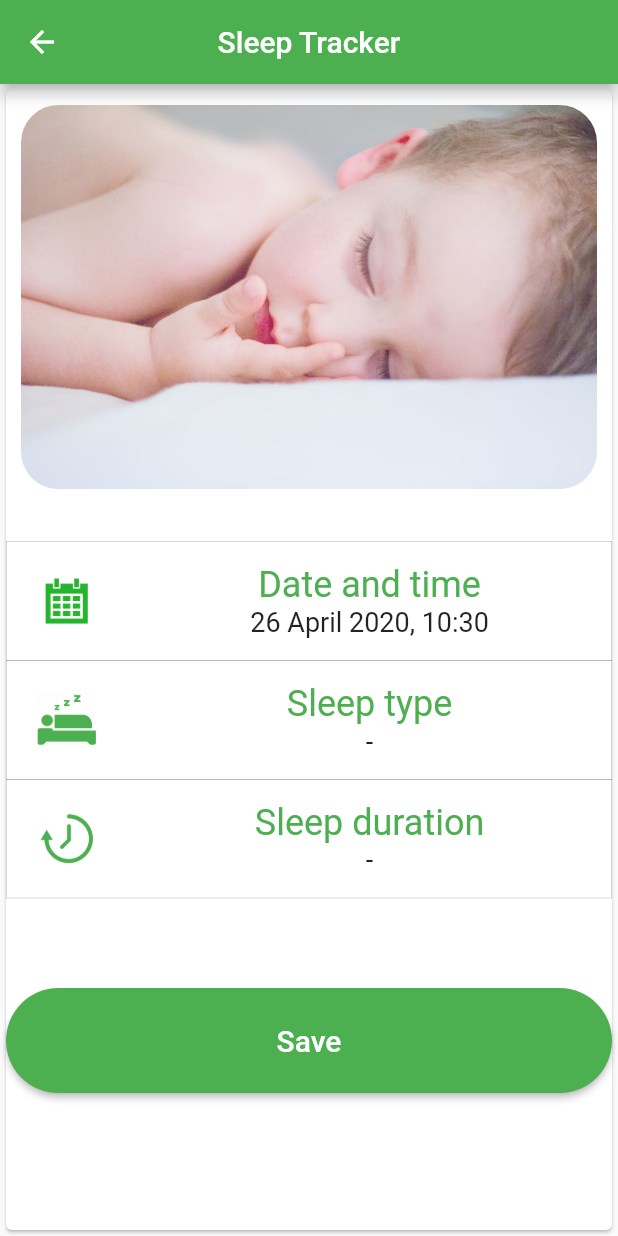
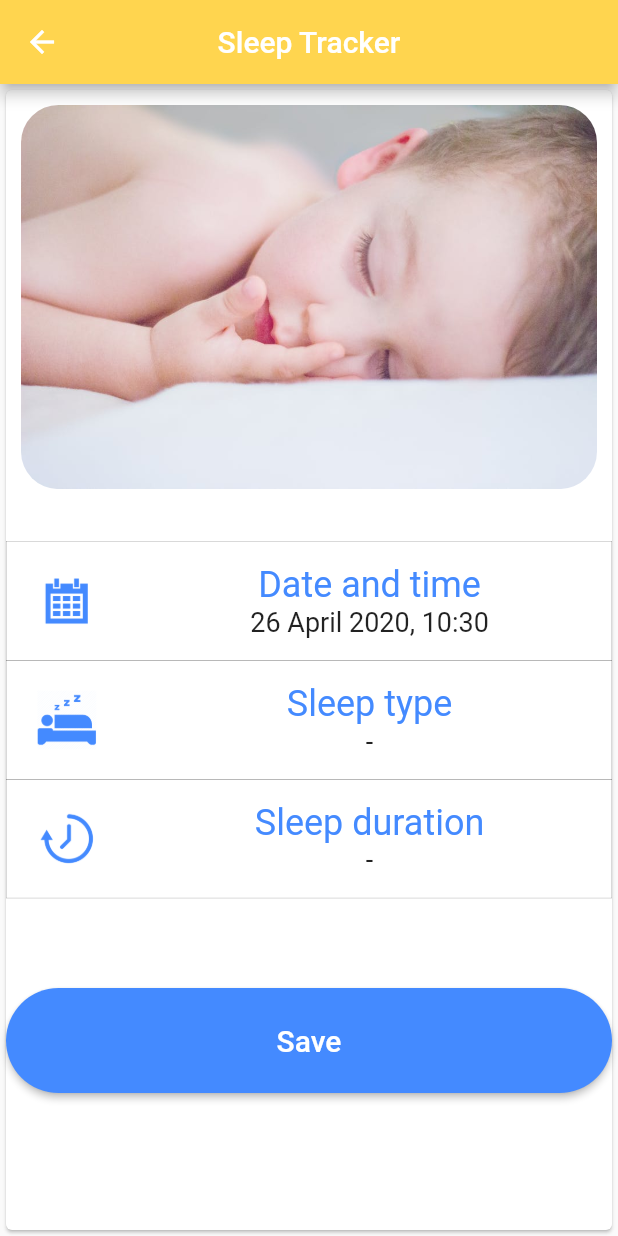
Before and after one commit to SzymonSoczewka/sleep_tracker, a Flutter app: the screen it shows after launch, after a tap on "Add new sleeping record", on a phone screen of 412 x 824 dp. Run offline on Flutter 3.47's test engine with Material 2 defaults, Android fonts, the phone set to English and light mode, and no system bars; our stand-ins replace numberpicker.

Commit message:
Saving record implemented

```diff
--- a/lib/data_handler.dart
+++ b/lib/data_handler.dart
@@ -1,22 +1,32 @@
 import 'package:flutter/material.dart';
 
 class DataHandler {
-  static var timeNow = DateTime.now();
+  static var timeNow;
   static int day = timeNow.day;
   static int month = timeNow.month;
   static int year = timeNow.year;
   static int hour = TimeOfDay.now().hour;
   static int minutes = TimeOfDay.now().minute;
   static String getCurrentDate(){
+    refresh();
     String weekday = intToWeekday();
     String month = intToMonthShort();
     return '$weekday, $day $month $year';
   }
   static String getCurrentDateAndTime(){
+    refresh();
     String month = intToMonthLong();
-    return '$day $month $year, $hour:$minutes';
+    String minutesAsString = prependZero(minutes);
+
+    return '$day $month $year, $hour:$minutesAsString';
+  }
+  static String getCurrentTime(){
+    refresh();
+    String minutesAsString = prependZero(minutes);
+    return '$hour:$minutes';
   }
   static String intToMonthShort(){
+    refresh();
     String month;
     switch(timeNow.month){
       case 1:
@@ -59,6 +69,7 @@ class DataHandler {
     return month;
   }
   static String intToMonthLong(){
+    refresh();
     String month;
     switch(timeNow.month){
       case 1:
@@ -101,6 +112,7 @@ class DataHandler {
     return month;
   }
   static String intToWeekday(){
+    refresh();
     String weekday;
     switch(timeNow.weekday){
       case 1:
@@ -132,12 +144,26 @@ class DataHandler {
     int minutes = duration.inMinutes  -  (hours * 60);
 
     if(hours>0 && minutes>0)
-      return '$hours hours, $minutes min.';
-    else if(hours<0)
-      return '$minutes min.';
-    else if(minutes<0)
+      return '$hours hour(s), $minutes minute(s)';
+    else if(hours==0 && minutes==0)
+      return '-';
+    else if(hours == 0)
+      return '$minutes minutes';
+    else
       return '$hours hours';
+  }
+  static String prependZero(int minutes){
+    if(minutes<10)
+      return '0'+minutes.toString();
     else
-      return '$minutes minutes';
+      return minutes.toString();
+  }
+  static refresh(){
+    timeNow = DateTime.now();
+    day = timeNow.day;
+    month = timeNow.month;
+    year = timeNow.year;
+    hour = TimeOfDay.now().hour;
+    minutes = TimeOfDay.now().minute;
   }
   }
--- a/lib/views/add_record_view.dart
+++ b/lib/views/add_record_view.dart
@@ -1,5 +1,6 @@
 import 'package:flutter/cupertino.dart';
 import 'package:flutter/material.dart';
+import 'package:sleeptracker/model/sleep_record.dart';
 import '../data_handler.dart';
 import 'package:numberpicker/numberpicker.dart';
 void main() => runApp(AddRecordView());
@@ -12,14 +13,14 @@ class AddRecordView extends StatelessWidget {
         appBar: AppBar(
           title: Text('Sleep Tracker'),
           centerTitle: true,
-          backgroundColor: Colors.green,
+          backgroundColor: Colors.amber[300],
           automaticallyImplyLeading: true,
           leading: IconButton(
             icon: Icon(Icons.arrow_back),
             onPressed: () => Navigator.pop(context,false),
           ),
         ),
-        body: HomePage(title: 'Flutter Demo Home Page'),
+        body: HomePage(title: 'RB'),
 
       ),
     );
@@ -44,13 +45,19 @@ class HomePageState extends State<HomePage> {
 
   void showDurationDialog() {
     var alertDialog = CupertinoAlertDialog(
-      title: Text('Pick sleep duration:',textAlign: TextAlign.center,),
+      title: Text('Select sleep duration:',textAlign: TextAlign.center,),
       content: CupertinoTimerPicker(
           mode: CupertinoTimerPickerMode.hm,
           onTimerDurationChanged: (value){
             setState(() {
-              currentDuration =  DataHandler.durationToString(value);
-              durationPicked = true;
+              String duration = DataHandler.durationToString(value);
+              currentDuration = duration;
+                if(duration.length>1) {
+                  durationPicked = true;
+                }
+                else{
+                  durationPicked = false;
+                }
             });
           }
       ),
@@ -67,7 +74,7 @@ class HomePageState extends State<HomePage> {
   }
   void showSleepTypeDialog(){
     var alertDialog = new CupertinoAlertDialog(
-      title: Text('Pick sleep type:'),
+      title: Text('Select sleep type:'),
       actions: <Widget>[
         CupertinoDialogAction(
           child: Text('Nap'),
@@ -95,7 +102,16 @@ class HomePageState extends State<HomePage> {
     );
 
   }
-
+  void executeSave(){
+    DataHandler.refresh();
+    Navigator.of(context, rootNavigator: true).pop(
+        new SleepRecord(
+            startingHour: DataHandler.getCurrentTime(),
+            sleepType: currentSleepType,
+            sleepDuration: currentDuration
+        )
+    );
+  }
 
     @override
     Widget build(BuildContext context) {
@@ -115,7 +131,7 @@ class HomePageState extends State<HomePage> {
                               flex: 2,
                               child: Image.asset(
                                 'assets/images/sleep.png',
-                                color: Colors.green,
+                                color: Colors.blueAccent,
                                 height: 40,
                               ),
                             ),
@@ -130,7 +146,7 @@ class HomePageState extends State<HomePage> {
                                       'Sleep type',
                                       textAlign: TextAlign.center,
                                       style: TextStyle(
-                                          fontSize: 24, color: Colors.green),
+                                          fontSize: 24, color: Colors.blueAccent),
                                     ),
                                     Text(
                                       currentSleepType,
@@ -160,7 +176,7 @@ class HomePageState extends State<HomePage> {
                                 flex: 2,
                                 child: Image.asset(
                                   'assets/images/clock.png', color: Colors
-                                    .green, height: 40,)),
+                                    .blueAccent, height: 40,)),
                             Expanded(
                               flex: 8, // 60%
                               child: Container(
@@ -171,7 +187,7 @@ class HomePageState extends State<HomePage> {
                                       'Sleep duration',
                                       textAlign: TextAlign.center,
                                       style: TextStyle(
-                                          fontSize: 24, color: Colors.green),
+                                          fontSize: 24, color: Colors.blueAccent),
                                     ),
                                     Text(
                                       currentDuration,
@@ -199,7 +215,7 @@ class HomePageState extends State<HomePage> {
                     top: 60.0
                 ),
                 child: RaisedButton(
-                  onPressed: () => print(null),
+                  onPressed: executeSave,
                   child: Text(
                     'Save',
                     style: TextStyle(
@@ -210,11 +226,11 @@ class HomePageState extends State<HomePage> {
                   shape: RoundedRectangleBorder(
                     borderRadius: new BorderRadius.circular(45.0),
                   ),
-                  color: Colors.green,
+                  color: Colors.blueAccent,
                 ),
                 height: 70,
                 width: 350,
-              ),
+              )
             ],
           )
       );
@@ -250,7 +266,7 @@ class DateAndTime extends StatelessWidget {
        children: <Widget>[
          Expanded(
            flex: 2,
-           child: Image.asset('assets/images/calendar.png',height: 40,),
+           child: Image.asset('assets/images/calendar.png',height: 40,color: Colors.blueAccent,),
          ),
          Expanded(
            flex: 8, // 60%
@@ -261,7 +277,7 @@ class DateAndTime extends StatelessWidget {
                  Text(
                    'Date and time',
                    textAlign: TextAlign.center,
-                   style: TextStyle(fontSize: 24,color: Colors.green),
+                   style: TextStyle(fontSize: 24,color: Colors.blueAccent),
                  ),
                  Text(
                    DataHandler.getCurrentDateAndTime(),
@@ -292,7 +308,7 @@ class ClosingButton extends StatelessWidget{
           right:20
       ),
       child: RaisedButton(
-        color: Colors.white,
+        color: Colors.blueAccent,
         onPressed: () => Navigator.of(context, rootNavigator: true).pop(),
         child: Text('Close',textAlign: TextAlign.center,),
       ),
--- a/lib/views/main.dart
+++ b/lib/views/main.dart
@@ -16,9 +16,9 @@ class MainView extends StatelessWidget {
           appBar: AppBar(
             title: Text('Sleep Tracker'),
             centerTitle: true,
-            backgroundColor: Colors.green,
+            backgroundColor: Colors.amber[300],
           ),
-          body: HomePage(title: 'Flutter Demo Home Page'),
+          body: HomePage(title: 'RB'),
 
       ),
     );
@@ -37,24 +37,18 @@ class HomePage extends StatefulWidget {
 class HomePageState extends State<HomePage> {
   List<SleepRecord> sleepRecords = new SleepRecordsDB().getSleepRecords();
 
-  void addRecord() {
+    addRecord(BuildContext context) async {
+
+     DataHandler.refresh();
+    final result = await Navigator.push(
+      context,
+      MaterialPageRoute(builder: (context) => AddRecordView()),
+    );
     setState(() {
-      // This call to setState tells the Flutter framework that something has
-      // changed in this State, which causes it to rerun the build method below
-      // so that the display can reflect the updated values. If we changed
-      // _counter without calling setState(), then the build method would not be
-      // called again, and so nothing would appear to happen.
-        sleepRecords.add(new SleepRecord(sleepType: 'X',startingHour: 'X',sleepDuration: 'X'));
-        Navigator.push(
-          context,
-          MaterialPageRoute(builder: (context) => AddRecordView()),
-        );
-
-    //  sleepRecords.add(
-    //      SleepRecord(sleepDuration: '6 hours 12 minutes', startingHour: '23:39', sleepType: 'Nap'));
-
+     sleepRecords.add(result);
     });
   }
+
 
   @override
   Widget build(BuildContext context) {
@@ -68,7 +62,9 @@ class HomePageState extends State<HomePage> {
                   top: 25.0
               ),
               child: RaisedButton(
-                onPressed: addRecord,
+                onPressed: (){
+                  addRecord(context);
+                },
                 child: Text(
                   'Add new sleeping record',
                   style:TextStyle(
@@ -79,7 +75,7 @@ class HomePageState extends State<HomePage> {
                 shape: RoundedRectangleBorder(
                   borderRadius: new BorderRadius.circular(45.0),
                 ),
-                color: Colors.green,
+                color: Colors.blueAccent,
               ),
               height: 70,
               width: 350,
@@ -117,7 +113,7 @@ class HomePageState extends State<HomePage> {
                                 Text(
                                     record.getSleepType(),
                                   textAlign: TextAlign.center,
-                                  style: TextStyle(fontSize: 24,color: Colors.green),
+                                  style: TextStyle(fontSize: 24,color: Colors.blueAccent),
                                 ),
                                 Text(
                                     record.getSleepDuration(),
```
